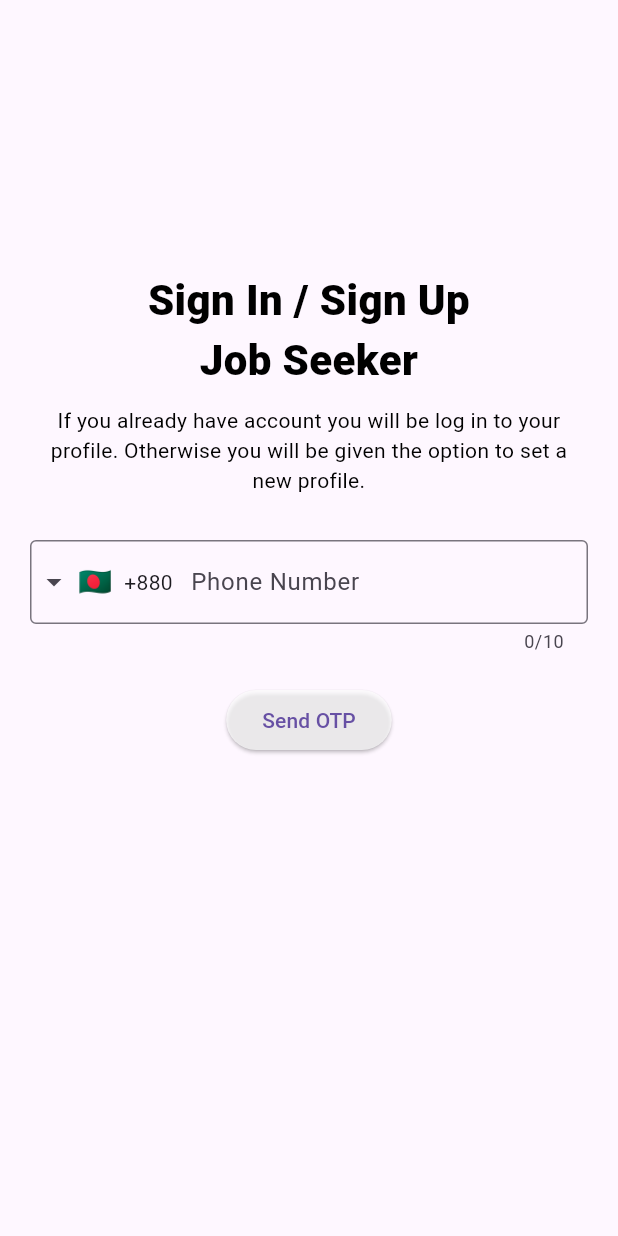
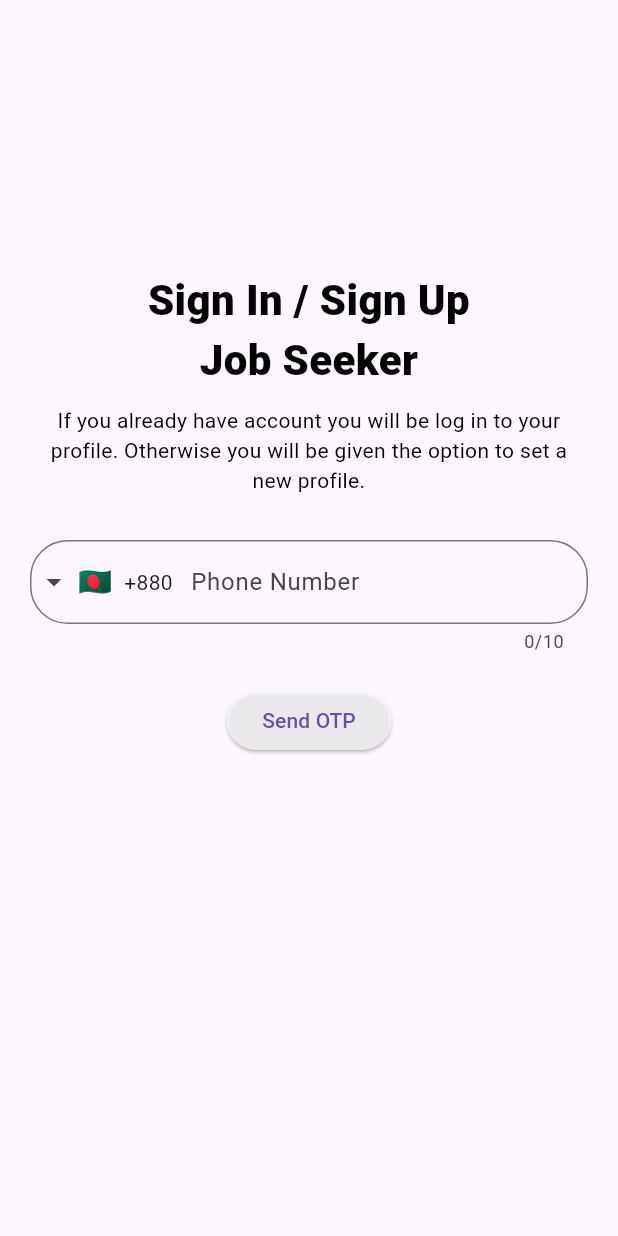
Before and after one commit to Adnan-saky/Bringin, a Flutter app: the screen it shows after launch, after a tap on "Join as Job Seeker", on a phone screen of 412 x 824 dp. Run offline on Flutter 3.47's test engine with Material 2 defaults, Android fonts, the phone set to English and light mode, and no system bars; drawn by our look-alikes of intl_phone_field; our stand-ins replace get, loading_animation_widget.

Commit message:
Update SignIn.dart

```diff
--- a/lib/Views/screens/SignIn.dart
+++ b/lib/Views/screens/SignIn.dart
@@ -43,6 +43,9 @@ class SignIn extends StatelessWidget {
               decoration: const InputDecoration(
                 labelText: 'Phone Number',
                 border: OutlineInputBorder(
+                    borderRadius: BorderRadius.all(
+                      Radius.circular(25),
+                    ),
                   borderSide: BorderSide(),
                 ),
               ),
```
